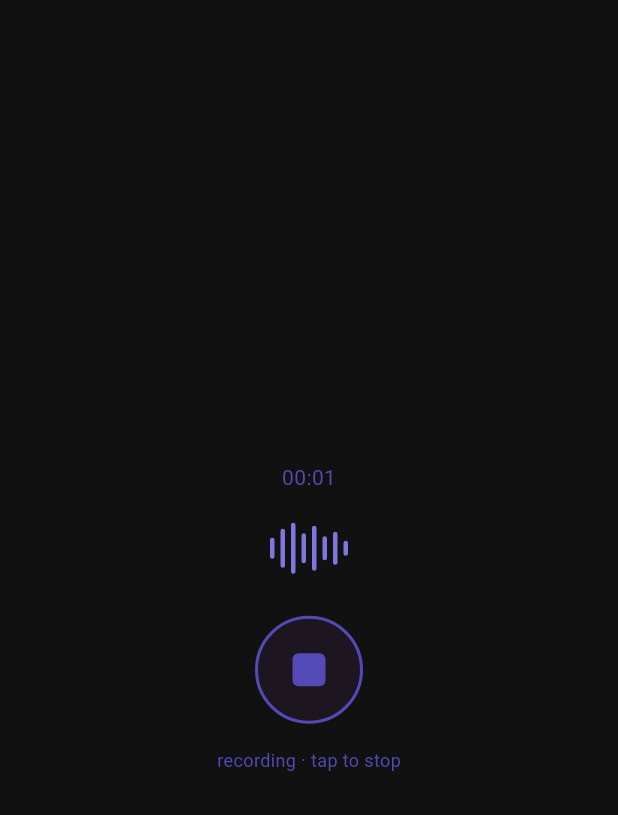
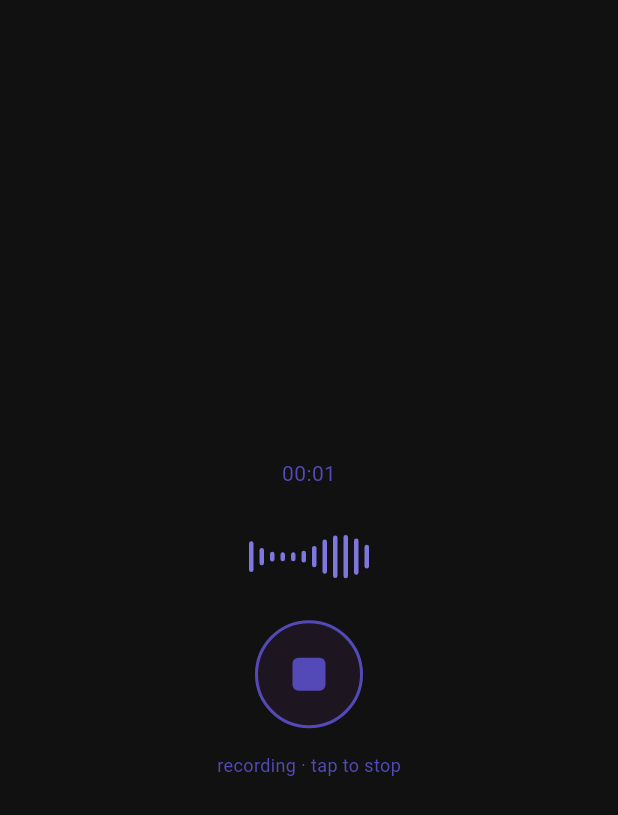
Before and after one commit to LikhinMN/zenly, a Flutter app: the screen it shows after launch, after a tap on the "mic" icon, on a phone screen of 412 x 824 dp. Shown: the top 815 px of the screen. Run offline on Flutter 3.47's test engine with Material 3 defaults, Android fonts, the phone set to English and light mode, and no system bars; our stand-ins replace dio, flutter_dotenv, hive, hive_flutter, permission_handler, share_plus; missing offline and left inert: record; accounts and stored records are empty; network calls fail.

Commit message:
sprint-5: animated waveform, swipe to delete, share transcript

```diff
--- a/lib/features/recording/home_screen.dart
+++ b/lib/features/recording/home_screen.dart
@@ -28,7 +28,8 @@ class _HomeScreenState extends State<HomeScreen> with RouteAware {
   String _formatTime(DateTime dt) {
     final now = DateTime.now();
     final diff = now.difference(dt);
-    if (diff.inDays == 0) return 'Today, ${dt.hour}:${dt.minute.toString().padLeft(2, '0')}';
+    if (diff.inDays == 0)
+      return 'Today, ${dt.hour}:${dt.minute.toString().padLeft(2, '0')}';
     if (diff.inDays == 1) return 'Yesterday';
     return '${diff.inDays} days ago';
   }
@@ -91,7 +92,8 @@ class _HomeScreenState extends State<HomeScreen> with RouteAware {
               Row(
                 mainAxisAlignment: MainAxisAlignment.center,
                 children: [10.0, 18.0, 28.0, 20.0, 12.0, 24.0, 16.0, 8.0]
-                    .map((h) => Container(
+                    .map(
+                      (h) => Container(
                         width: 3,
                         height: h,
                         margin: const EdgeInsets.symmetric(horizontal: 2),
@@ -99,7 +101,8 @@ class _HomeScreenState extends State<HomeScreen> with RouteAware {
                           color: const Color(0xFF3C3489),
                           borderRadius: BorderRadius.circular(2),
                         ),
-                ))
+                      ),
+                    )
                     .toList(),
               ),
               const SizedBox(height: 24),
@@ -109,9 +112,7 @@ class _HomeScreenState extends State<HomeScreen> with RouteAware {
                 onTap: () async {
                   await Navigator.push(
                     context,
-                    MaterialPageRoute(
-                      builder: (_) => const RecordingScreen(),
-                    ),
+                    MaterialPageRoute(builder: (_) => const RecordingScreen()),
                   );
                   _loadTranscripts();
                 },
@@ -152,10 +153,46 @@ class _HomeScreenState extends State<HomeScreen> with RouteAware {
                         itemCount: _transcripts.length,
                         itemBuilder: (context, index) {
                           final t = _transcripts[index];
-                    return Container(
+                          return Dismissible(
+                            key: Key(t.id),
+                            direction: DismissDirection.endToStart,
+                            onDismissed: (_) async {
+                              await storageService.deleteTranscript(t.id);
+                              _loadTranscripts();
+                              if (mounted) {
+                                ScaffoldMessenger.of(context).showSnackBar(
+                                  const SnackBar(
+                                    content: Text('Transcript deleted'),
+                                    backgroundColor: Color(0xFF1A1A1A),
+                                    duration: Duration(seconds: 2),
+                                  ),
+                                );
+                              }
+                            },
+                            background: Container(
+                              width: double.infinity,
                               margin: const EdgeInsets.only(bottom: 8),
                               padding: const EdgeInsets.symmetric(
-                          horizontal: 12, vertical: 10),
+                                horizontal: 20,
+                              ),
+                              decoration: BoxDecoration(
+                                color: Colors.red.shade900,
+                                borderRadius: BorderRadius.circular(10),
+                              ),
+                              alignment: Alignment.centerRight,
+                              child: const Icon(
+                                Icons.delete,
+                                color: Colors.white,
+                                size: 20,
+                              ),
+                            ),
+                            child: Container(
+                              width: double.infinity,
+                              margin: const EdgeInsets.only(bottom: 8),
+                              padding: const EdgeInsets.symmetric(
+                                horizontal: 12,
+                                vertical: 10,
+                              ),
                               decoration: BoxDecoration(
                                 color: const Color(0xFF1A1A1A),
                                 borderRadius: BorderRadius.circular(10),
@@ -182,6 +219,7 @@ class _HomeScreenState extends State<HomeScreen> with RouteAware {
                                   ),
                                 ],
                               ),
+                            ),
                           );
                         },
                       ),
--- a/lib/features/recording/recording_screen.dart
+++ b/lib/features/recording/recording_screen.dart
@@ -1,4 +1,5 @@
 import 'dart:async';
+import 'dart:math';
 import 'package:flutter/material.dart';
 import '../../shared/services/recording_service.dart';
 import '../transcription/transcript_screen.dart';
@@ -13,7 +14,9 @@ class RecordingScreen extends StatefulWidget {
 class _RecordingScreenState extends State<RecordingScreen> {
   final RecordingService _service = RecordingService();
   int _seconds = 0;
+  int _waveTick = 0;
   Timer? _timer;
+  Timer? _waveformTimer;
   bool _isRecording = false;
   String? _filePath;
 
@@ -33,20 +36,24 @@ class _RecordingScreenState extends State<RecordingScreen> {
       _timer = Timer.periodic(const Duration(seconds: 1), (_) {
         setState(() => _seconds++);
       });
+      _waveformTimer = Timer.periodic(const Duration(milliseconds: 200), (_) {
+        if (mounted) {
+          setState(() => _waveTick++);
+        }
+      });
     }
   }
 
   Future<void> _stopRecording() async {
     _timer?.cancel();
+    _waveformTimer?.cancel();
+    setState(() => _isRecording = false);
     final path = await _service.stopRecording();
     if (path != null && mounted) {
       Navigator.pushReplacement(
         context,
         MaterialPageRoute(
-          builder: (_) => TranscriptScreen(
-            audioPath: path,
-            duration: _seconds,
-          ),
+          builder: (_) => TranscriptScreen(audioPath: path, duration: _seconds),
         ),
       );
     }
@@ -61,6 +68,7 @@ class _RecordingScreenState extends State<RecordingScreen> {
   @override
   void dispose() {
     _timer?.cancel();
+    _waveformTimer?.cancel();
     _service.dispose();
     super.dispose();
   }
@@ -86,19 +94,32 @@ class _RecordingScreenState extends State<RecordingScreen> {
               const SizedBox(height: 20),
 
               // Animated waveform
-              Row(
-                mainAxisAlignment: MainAxisAlignment.center,
-                children: [14.0, 26.0, 34.0, 20.0, 30.0, 16.0, 22.0, 10.0]
-                    .map((h) => Container(
-                  width: 3,
-                  height: h,
-                  margin: const EdgeInsets.symmetric(horizontal: 2),
-                  decoration: BoxDecoration(
-                    color: const Color(0xFF7F77DD),
-                    borderRadius: BorderRadius.circular(2),
+              SizedBox(
+                height: 40,
+                child: Align(
+                  alignment: Alignment.bottomCenter,
+                  child: Row(
+                    mainAxisAlignment: MainAxisAlignment.center,
+                    children: List.generate(12, (i) {
+                      final baseHeight = 8.0 + (i % 3) * 6.0;
+                      final animatedHeight =
+                          14 + sin((_waveTick + i) * 0.6) * 16;
+                      final height = _isRecording ? animatedHeight : baseHeight;
+                      return AnimatedContainer(
+                        duration: const Duration(milliseconds: 200),
+                        width: 3,
+                        height: height.clamp(6.0, 40.0),
+                        margin: const EdgeInsets.symmetric(horizontal: 2),
+                        decoration: BoxDecoration(
+                          color: _isRecording
+                              ? const Color(0xFF7F77DD)
+                              : const Color(0xFF3C3489),
+                          borderRadius: BorderRadius.circular(2),
+                        ),
+                      );
+                    }),
                   ),
-                ))
-                    .toList(),
+                ),
               ),
               const SizedBox(height: 28),
 
@@ -131,10 +152,7 @@ class _RecordingScreenState extends State<RecordingScreen> {
               const SizedBox(height: 16),
               const Text(
                 'recording · tap to stop',
-                style: TextStyle(
-                  fontSize: 12,
-                  color: Color(0xFF534AB7),
-                ),
+                style: TextStyle(fontSize: 12, color: Color(0xFF534AB7)),
               ),
             ],
           ),
--- a/lib/features/transcription/transcription_service.dart
+++ b/lib/features/transcription/transcription_service.dart
@@ -22,11 +22,7 @@ class TranscriptionService {
 
       final response = await _dio.post(
         'https://api.groq.com/openai/v1/audio/transcriptions',
-        options: Options(
-          headers: {
-            'Authorization': 'Bearer $token',
-          },
-        ),
+        options: Options(headers: {'Authorization': 'Bearer $token'}),
         data: formData,
       );
 
--- a/lib/shared/services/recording_service.dart
+++ b/lib/shared/services/recording_service.dart
@@ -18,7 +18,10 @@ class RecordingService {
     if (!hasPermission) return null;
 
     final dir = await getTemporaryDirectory();
-    final filePath = p.join(dir.path, 'zenly_${DateTime.now().millisecondsSinceEpoch}.m4a');
+    final filePath = p.join(
+      dir.path,
+      'zenly_${DateTime.now().millisecondsSinceEpoch}.m4a',
+    );
 
     await _recorder.start(
       const RecordConfig(encoder: AudioEncoder.aacLc),
--- a/pubspec.yaml
+++ b/pubspec.yaml
@@ -38,6 +38,8 @@ dependencies:
   flutter_dotenv: ^5.2.1
   hive: ^2.2.3
   hive_flutter: ^1.1.0
+  avatar_glow: ^3.0.0
+  share_plus: ^10.0.0
 
   # The following adds the Cupertino Icons font to your application.
   # Use with the CupertinoIcons class for iOS style icons.
```
Also changed, not shown: lib/features/transcription/transcript_screen.dart (+21 -15 lines), lib/main.dart (line endings or trailing spaces), lib/shared/models/transcript_model.dart (line endings or trailing spaces), lib/shared/services/storage_service.dart (line endings or trailing spaces), pubspec.lock, 5 other files. Lines whose indentation alone changed are shown as unchanged.
